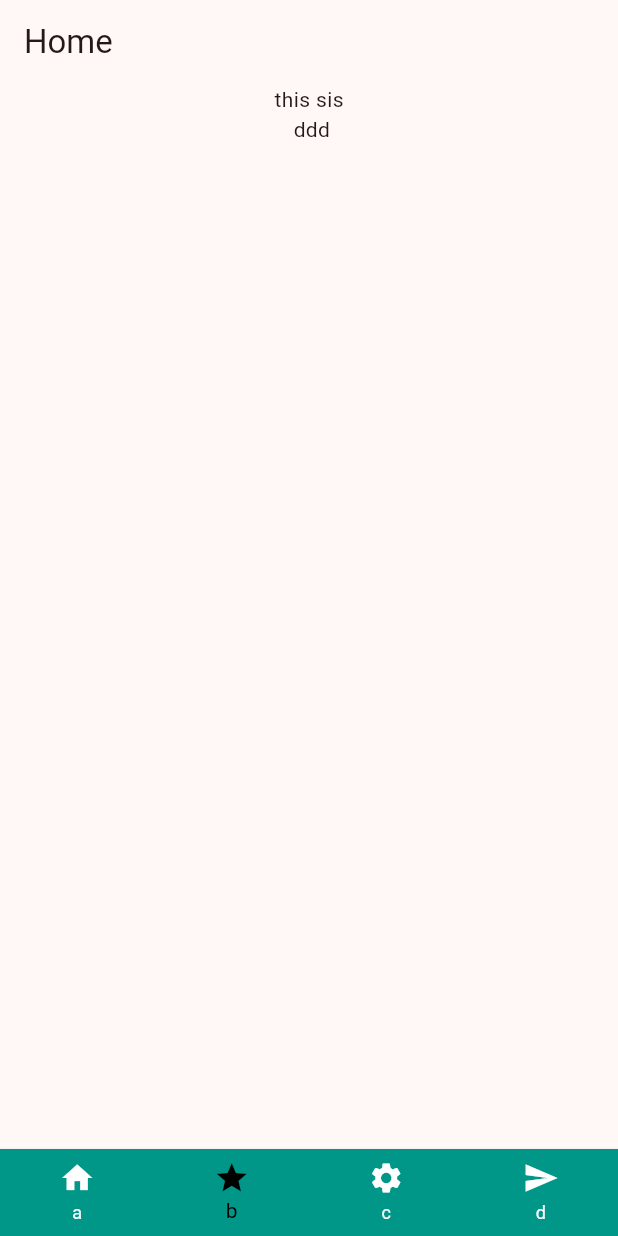
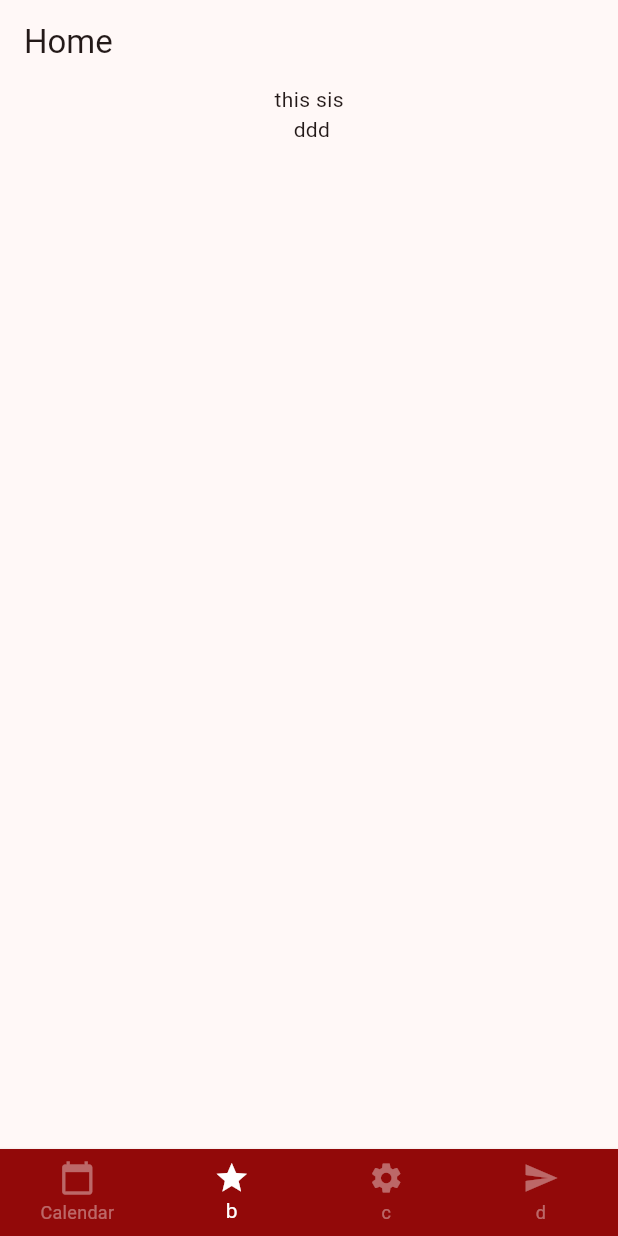
Before and after one commit to xolminox/test2, a Flutter app: the screen it shows after launch, item 2 of the bottom bar chosen, on a phone screen of 412 x 824 dp. Run offline on Flutter 3.47's test engine with Material 3 defaults, Android fonts, the phone set to English and light mode, and no system bars; our stand-ins replace table_calendar.

Commit message:
start calendar

```diff
--- /dev/null
+++ b/lib/const/colors.dart
@@ -0,0 +1,6 @@
+import 'package:flutter/material.dart';
+
+const PRIVARY_COLOR = Color(0xFF0DB2B2);
+final LIGHT_GREY_COLOR = Colors.grey[200]!;
+final DARK_GREY_COLOR = Colors.grey[600]!;
+final TEXT_FIELD_FILL_COLOR = Colors.grey[300]!;
--- a/lib/main.dart
+++ b/lib/main.dart
@@ -33,14 +33,12 @@ class MyHomePage extends StatefulWidget {
 
 class _MyHomePageState extends State<MyHomePage> {
   int _selectedIndex = 0;
-  static TextStyle optionStyle =
-      const TextStyle(fontSize: 40, fontWeight: FontWeight.bold);
 
-  List<Widget> body_items = [
-    AScreen(),
-    BScreen(),
-    CScreen(),
-    DScreen(),
+  List<Widget> bodyItems = [
+    const AScreen(),
+    const BScreen(),
+    const CScreen(),
+    const DScreen(),
   ];
 
   @override
@@ -50,7 +48,7 @@ class _MyHomePageState extends State<MyHomePage> {
         title: const Text('Home'),
       ),
       body: Center(
-        child: body_items.elementAt(_selectedIndex),
+        child: bodyItems.elementAt(_selectedIndex),
       ),
       bottomNavigationBar: BottomNavigationBar(
         elevation: 2,
@@ -60,13 +58,17 @@ class _MyHomePageState extends State<MyHomePage> {
             _selectedIndex = index;
           });
         },
-        backgroundColor: Colors.teal,
-        selectedItemColor: Colors.black,
-        unselectedItemColor: Colors.white,
+        backgroundColor: Color(0xFF920909),
+        selectedItemColor: Colors.white,
+        unselectedItemColor: Colors.white38,
         showUnselectedLabels: true,
         type: BottomNavigationBarType.fixed,
         items: const [
-          BottomNavigationBarItem(icon: Icon(Icons.home), label: 'a'),
+          BottomNavigationBarItem(
+              icon: Icon(
+                Icons.calendar_today,
+              ),
+              label: 'Calendar'),
           BottomNavigationBarItem(icon: Icon(Icons.star), label: 'b'),
           BottomNavigationBarItem(icon: Icon(Icons.settings), label: 'c'),
           BottomNavigationBarItem(icon: Icon(Icons.send), label: 'd'),
--- a/lib/screen/ascreen.dart
+++ b/lib/screen/ascreen.dart
@@ -1,4 +1,5 @@
 import 'package:flutter/material.dart';
+import 'package:jr_world/component/main_calendar.dart';
 
 class AScreen extends StatefulWidget {
   const AScreen({Key? key}) : super(key: key);
@@ -10,8 +11,6 @@ class AScreen extends StatefulWidget {
 class _AScreenState extends State<AScreen> {
   @override
   Widget build(BuildContext context) {
-    return const Column(
-      children: [Text('AAAAA')],
-    );
+    return const MainCalendar();
   }
 }
```
Also changed, not shown: lib/component/main_calendar.dart (added, +15 -0 lines), pubspec.yaml (+12 -1 lines), pubspec.lock.
